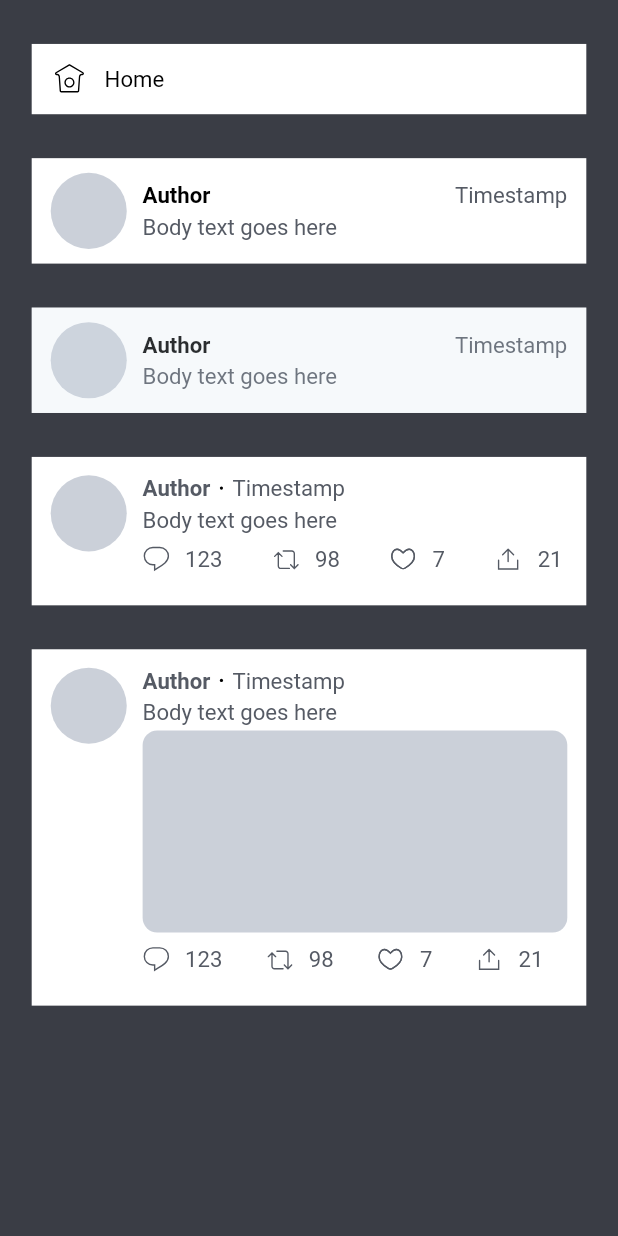
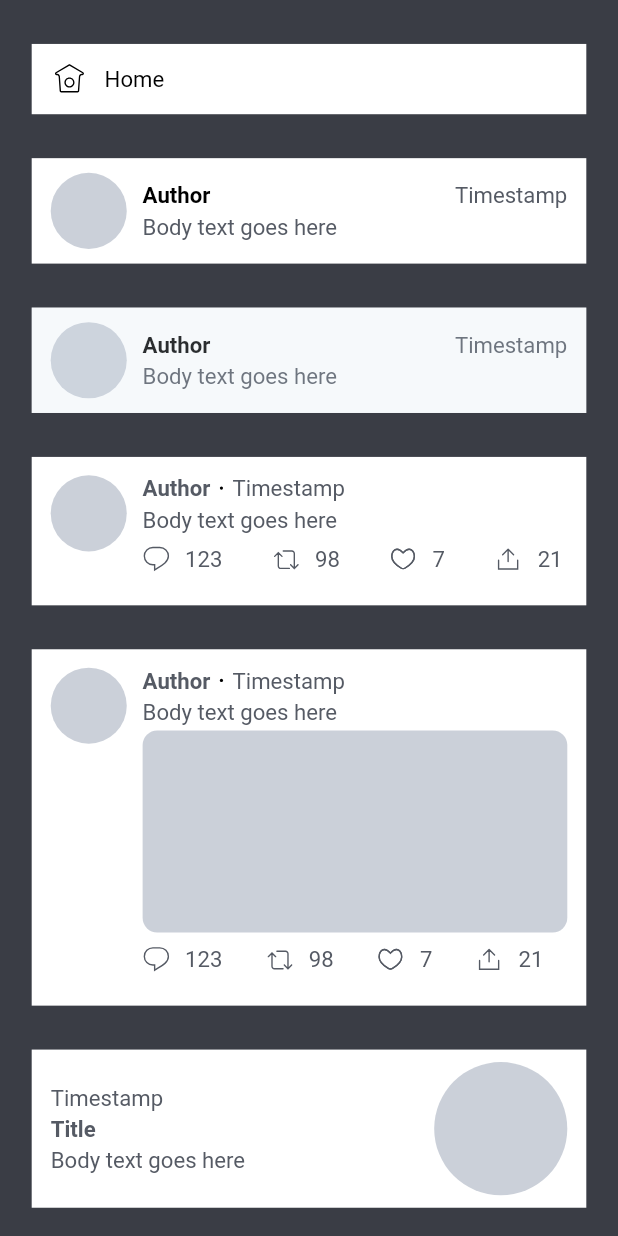
Before and after one commit to bukunmialuko/twitter_ui_kit, a Flutter app: the ItemsRootWidget screen opened by its route, on a phone screen of 412 x 824 dp. Run offline on Flutter 3.47's test engine with Material 2 defaults, Android fonts, the phone set to English and light mode, and no system bars; our stand-ins replace flutter_screenutil, flutter_svg, get_it.

Commit message:
Worked on feed widget

```diff
--- a/lib/src/components/items/root.dart
+++ b/lib/src/components/items/root.dart
@@ -1,6 +1,7 @@
 import 'package:flutter/material.dart';
 import 'package:flutter_screenutil/flutter_screenutil.dart';
 import 'package:twitter_ui_kit/src/components/items/widgets/feed_item_widget.dart';
+import 'package:twitter_ui_kit/src/components/items/widgets/thumbnail_item_widget.dart';
 
 import '../../res/colors.dart';
 import 'widgets/actions_item_widget.dart';
@@ -38,7 +39,9 @@ class _ItemsRootWidgetState extends State<ItemsRootWidget> {
               SizedBox(height: 30.h),
               const ActionsItemWidget(),
               SizedBox(height: 30.h),
-              const FeedItemWidget()
+              const FeedItemWidget(),
+              SizedBox(height: 30.h),
+              const ThumbnailItemWidget()
             ],
           ),
         ),
--- /dev/null
+++ b/lib/src/components/items/widgets/thumbnail_item_widget.dart
@@ -0,0 +1,65 @@
+import 'package:flutter/material.dart';
+import 'package:flutter_screenutil/flutter_screenutil.dart';
+import 'package:twitter_ui_kit/src/components/menu/widgets/imagery_widget.dart';
+
+import '../../../res/colors.dart';
+
+class ThumbnailItemWidget extends StatelessWidget {
+  const ThumbnailItemWidget({Key? key}) : super(key: key);
+
+  @override
+  Widget build(BuildContext context) {
+    return Container(
+      width: 326.w,
+      height: 108.h,
+      color: Colors.white,
+      padding: EdgeInsets.only(left: 12.w, right: 12.w),
+      child: Row(
+        children: [
+          Expanded(
+            child: Column(
+              mainAxisSize: MainAxisSize.min,
+              crossAxisAlignment: CrossAxisAlignment.start,
+              children: [
+                Text(
+                  'Timestamp',
+                  style: TextStyle(
+                    fontSize: 14.sp,
+                    color: AppColors.twitterStale100,
+                    fontStyle: FontStyle.normal,
+                    fontWeight: FontWeight.w400,
+                  ),
+                ),
+                SizedBox(height: 4.h),
+                Text(
+                  'Title',
+                  style: TextStyle(
+                    fontSize: 14.sp,
+                    color: AppColors.twitterStale100,
+                    fontStyle: FontStyle.normal,
+                    fontWeight: FontWeight.w700,
+                  ),
+                ),
+                SizedBox(height: 4.h),
+                Text(
+                  'Body text goes here',
+                  style: TextStyle(
+                    fontSize: 14.sp,
+                    color: AppColors.twitterStale100,
+                    fontStyle: FontStyle.normal,
+                    fontWeight: FontWeight.w400,
+                  ),
+                ),
+              ],
+            ),
+          ),
+          ImageryWidget(
+            width: 84.w,
+            height: 84.w,
+            color: AppColors.twitterGrey100,
+          )
+        ],
+      ),
+    );
+  }
+}
--- a/lib/src/components/menu/widgets/avatar_wrap_widget.dart
+++ b/lib/src/components/menu/widgets/avatar_wrap_widget.dart
@@ -10,7 +10,12 @@ class AvatarWrapWidget extends StatelessWidget {
     return SizedBox(
       height: 68.h,
       child: Row(
-        children: const [ImageryWidget()],
+        children: [
+          ImageryWidget(
+            width: 48.w,
+            height: 48.w,
+          )
+        ],
       ),
     );
   }
--- a/lib/src/components/menu/widgets/imagery_widget.dart
+++ b/lib/src/components/menu/widgets/imagery_widget.dart
@@ -3,25 +3,29 @@ import 'package:flutter_screenutil/flutter_screenutil.dart';
 import 'package:twitter_ui_kit/src/res/colors.dart';
 
 class ImageryWidget extends StatelessWidget {
-  final double? width;
-  final double? height;
+  final double width;
+  final double height;
   final double? borderRadius;
   final Color? color;
 
   const ImageryWidget(
-      {Key? key, this.width, this.height, this.color, this.borderRadius})
+      {Key? key,
+      required this.width,
+      required this.height,
+      this.color,
+      this.borderRadius})
       : super(key: key);
 
   @override
   Widget build(BuildContext context) {
     return Container(
-      width: width ?? 48.w,
-      height: height ?? 48.w,
+      width: width,
+      height: height,
       decoration: BoxDecoration(
         color: color ?? AppColors.twitterStale100,
         // shape: BoxShape.circle,
         borderRadius: BorderRadius.circular(
-          borderRadius ?? width!,
+          borderRadius ?? width,
         ),
       ),
     );
```
